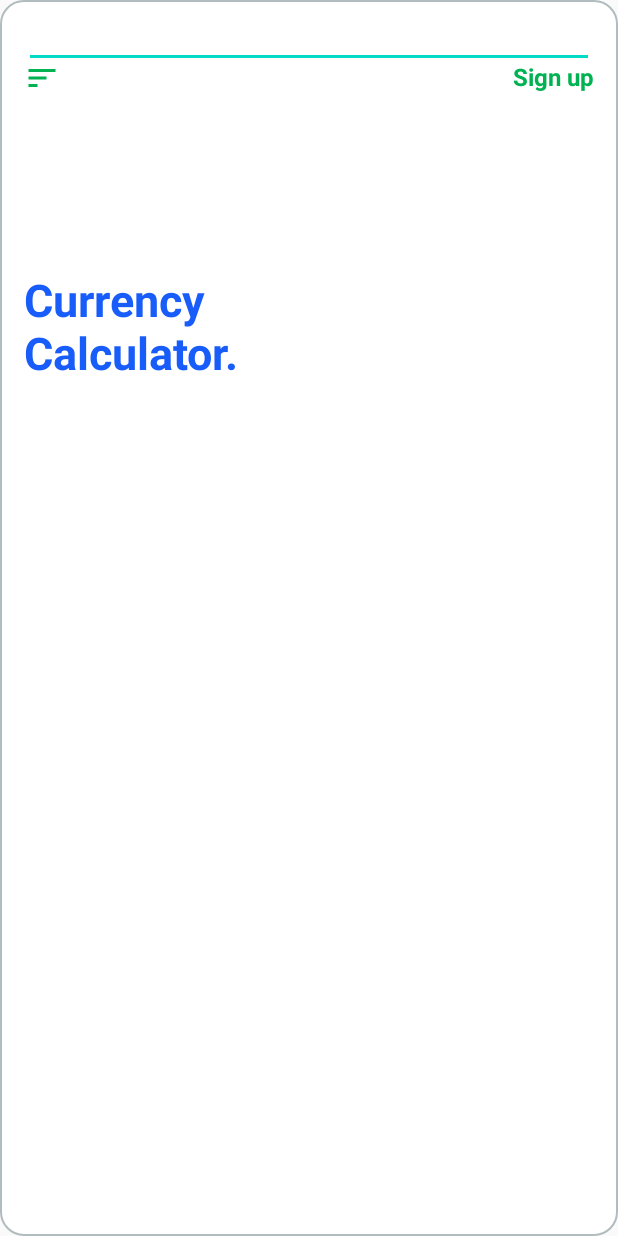
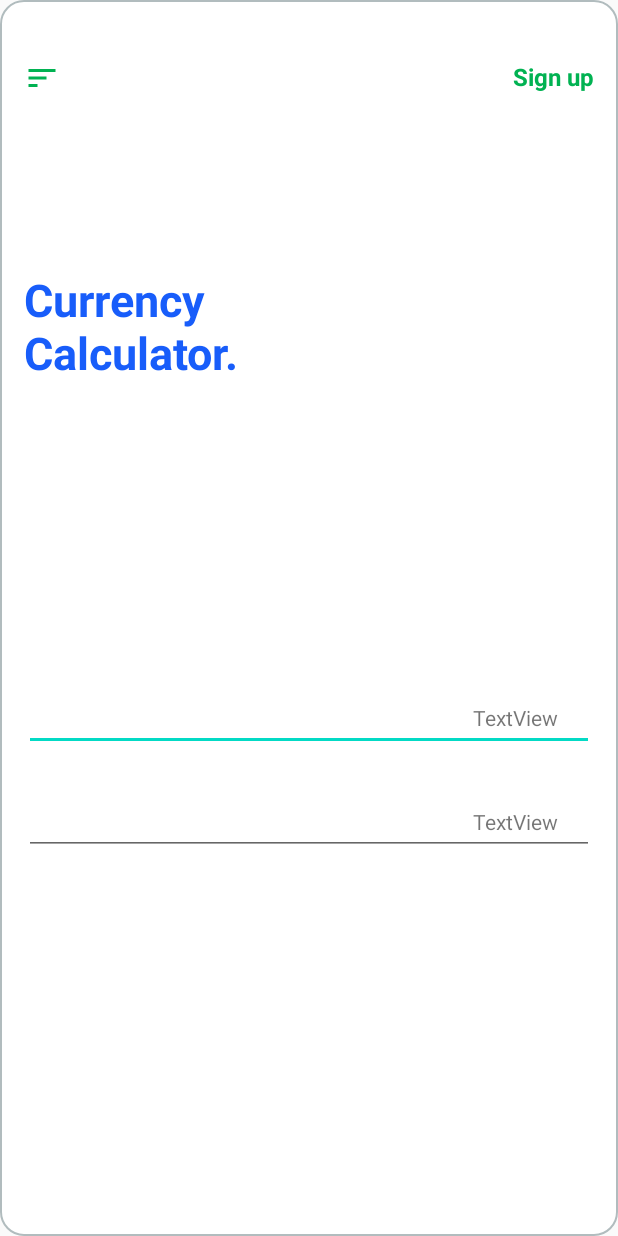
Before and after one commit to Emmanuelcookey15/CurrencyConverter, an Android app: the screen it shows after launch (MainActivity), on a phone screen of 412 x 824 dp. Run offline under Robolectric (Android 15) with nearby library versions, the phone set to English and light mode, and no system bars.

Commit message:
Added the two edit text where user value will be inputed and the other where the conversion will be reflected

```diff
--- a/app/src/main/res/layout/activity_main.xml
+++ b/app/src/main/res/layout/activity_main.xml
@@ -30,15 +30,17 @@
         android:layout_width="wrap_content"
         android:layout_height="wrap_content"
         android:layout_marginTop="40dp"
+        android:contentDescription="@string/content_description_sort_by_icon"
         app:layout_constraintStart_toStartOf="@+id/textView"
         app:layout_constraintTop_toTopOf="parent"
-        app:srcCompat="@drawable/ic_sort" />
+        app:srcCompat="@drawable/ic_sort"
+        tools:ignore="VectorDrawableCompat" />
 
     <TextView
         android:id="@+id/textView2"
         android:layout_width="wrap_content"
         android:layout_height="wrap_content"
-        android:text="Sign up"
+        android:text="@string/sign_up"
         android:textColor="#01B252"
         android:textSize="16sp"
         android:textStyle="bold"
@@ -51,10 +53,44 @@
         android:id="@+id/editText"
         android:layout_width="0dp"
         android:layout_height="wrap_content"
+        android:layout_marginTop="200dp"
         android:ems="10"
         android:inputType="number"
         app:layout_constraintEnd_toEndOf="@+id/textView"
+        app:layout_constraintHorizontal_bias="1.0"
         app:layout_constraintStart_toStartOf="@+id/textView"
-        tools:layout_editor_absoluteY="377dp" />
+        app:layout_constraintTop_toBottomOf="@+id/textView" />
+
+    <TextView
+        android:id="@+id/textView3"
+        android:layout_width="wrap_content"
+        android:layout_height="wrap_content"
+        android:layout_marginEnd="24dp"
+        android:text="TextView"
+        app:layout_constraintBottom_toBottomOf="@+id/editText"
+        app:layout_constraintEnd_toEndOf="@+id/editText"
+        app:layout_constraintTop_toTopOf="@+id/editText" />
+
+    <EditText
+        android:id="@+id/editText2"
+        android:layout_width="0dp"
+        android:layout_height="wrap_content"
+        android:layout_marginTop="24dp"
+        android:ems="10"
+        android:inputType="number"
+        app:layout_constraintEnd_toEndOf="@+id/editText"
+        app:layout_constraintHorizontal_bias="0.0"
+        app:layout_constraintStart_toStartOf="@+id/editText"
+        app:layout_constraintTop_toBottomOf="@+id/editText" />
+
+    <TextView
+        android:id="@+id/textView4"
+        android:layout_width="wrap_content"
+        android:layout_height="wrap_content"
+        android:layout_marginEnd="24dp"
+        android:text="TextView"
+        app:layout_constraintBottom_toBottomOf="@+id/editText2"
+        app:layout_constraintEnd_toEndOf="@+id/editText2"
+        app:layout_constraintTop_toTopOf="@+id/editText2" />
 
 </androidx.constraintlayout.widget.ConstraintLayout>
--- a/app/src/main/res/values/strings.xml
+++ b/app/src/main/res/values/strings.xml
@@ -1,4 +1,6 @@
 <resources>
     <string name="app_name">Currency Converter</string>
     <string name="currency_calculator_title">Currency \nCalculator.</string>
+    <string name="sign_up">Sign up</string>
+    <string name="content_description_sort_by_icon">This is a sort by Icon</string>
 </resources>
```
